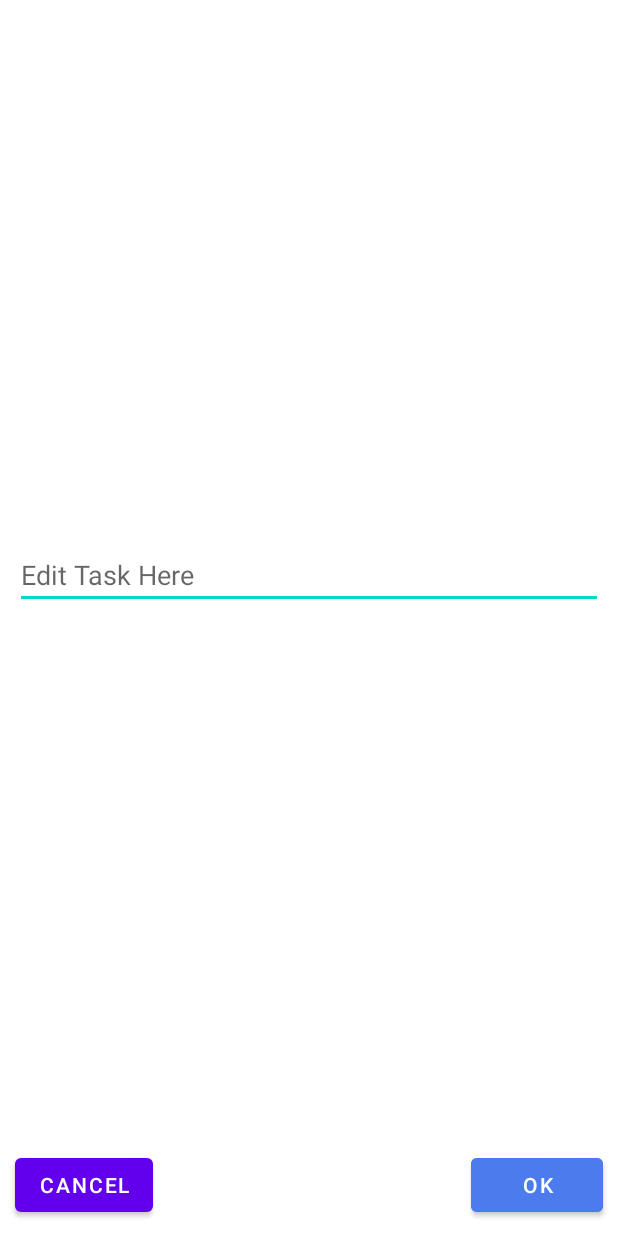
After one commit to davinsinghca/SimpleToDo, an Android app: the layout activity_edit_item.xml on its own in the app's theme, with its tools: preview values and no code run, on a phone screen of 412 x 824 dp. The commit adds this screen. Run offline under Robolectric (Android 15) with nearby library versions, the phone set to English and light mode, and no system bars.

Commit message:
added an EditText screen

```diff
--- a/app/build.gradle
+++ b/app/build.gradle
@@ -37,6 +37,10 @@ dependencies {
     implementation 'androidx.appcompat:appcompat:1.2.0'
     implementation 'com.google.android.material:material:1.3.0'
     implementation 'androidx.constraintlayout:constraintlayout:2.0.4'
+
+    //Read and write
+    implementation 'commons-io:commons-io:2.11.0'
+
     testImplementation 'junit:junit:4.+'
     androidTestImplementation 'androidx.test.ext:junit:1.1.2'
     androidTestImplementation 'androidx.test.espresso:espresso-core:3.3.0'
--- a/app/src/main/AndroidManifest.xml
+++ b/app/src/main/AndroidManifest.xml
@@ -10,6 +10,11 @@
         android:supportsRtl="true"
         android:theme="@style/Theme.SimpleToDo">
         <activity
+            android:name=".EditItemActivity"
+            android:exported="false"
+            android:theme="@style/Theme.AppCompat.DayNight.Dialog.MinWidth"
+            android:label="Edit Task"/>
+        <activity
             android:name=".MainActivity"
             android:exported="true">
             <intent-filter>
--- /dev/null
+++ b/app/src/main/res/layout/activity_edit_item.xml
@@ -0,0 +1,42 @@
+<?xml version="1.0" encoding="utf-8"?>
+<androidx.constraintlayout.widget.ConstraintLayout xmlns:android="http://schemas.android.com/apk/res/android"
+    xmlns:app="http://schemas.android.com/apk/res-auto"
+    xmlns:tools="http://schemas.android.com/tools"
+    android:layout_width="match_parent"
+    android:layout_height="match_parent"
+    tools:context=".EditItemActivity">
+
+
+  <EditText
+      android:id="@+id/editTaskField"
+      android:layout_width="0dp"
+      android:layout_height="wrap_content"
+      android:layout_margin="10dp"
+      android:hint="Edit Task Here"
+      android:text=""
+      app:layout_constraintBottom_toTopOf="@+id/button3"
+      app:layout_constraintEnd_toEndOf="parent"
+      app:layout_constraintStart_toStartOf="parent"
+      app:layout_constraintTop_toTopOf="parent" />
+
+  <Button
+      android:id="@+id/button2"
+      android:layout_width="wrap_content"
+      android:layout_height="wrap_content"
+      android:layout_margin="10dp"
+      android:text="Cancel"
+      app:layout_constraintBottom_toBottomOf="parent"
+      app:layout_constraintStart_toStartOf="parent" />
+
+  <Button
+      android:id="@+id/button3"
+      android:layout_width="wrap_content"
+      android:layout_height="wrap_content"
+      android:layout_margin="10dp"
+      android:backgroundTint="#4b7bec"
+      android:text="Ok"
+      app:layout_constraintBottom_toBottomOf="parent"
+      app:layout_constraintEnd_toEndOf="parent" />
+
+
+</androidx.constraintlayout.widget.ConstraintLayout>
```
Also changed, not shown: app/src/main/java/com/example/simpletodo/EditItemActivity.kt (added, +11 -0 lines), app/src/main/java/com/example/simpletodo/MainActivity.kt (+74 -12 lines), app/src/main/java/com/example/simpletodo/TaskItemAdapter.kt (+6 -1 lines).
